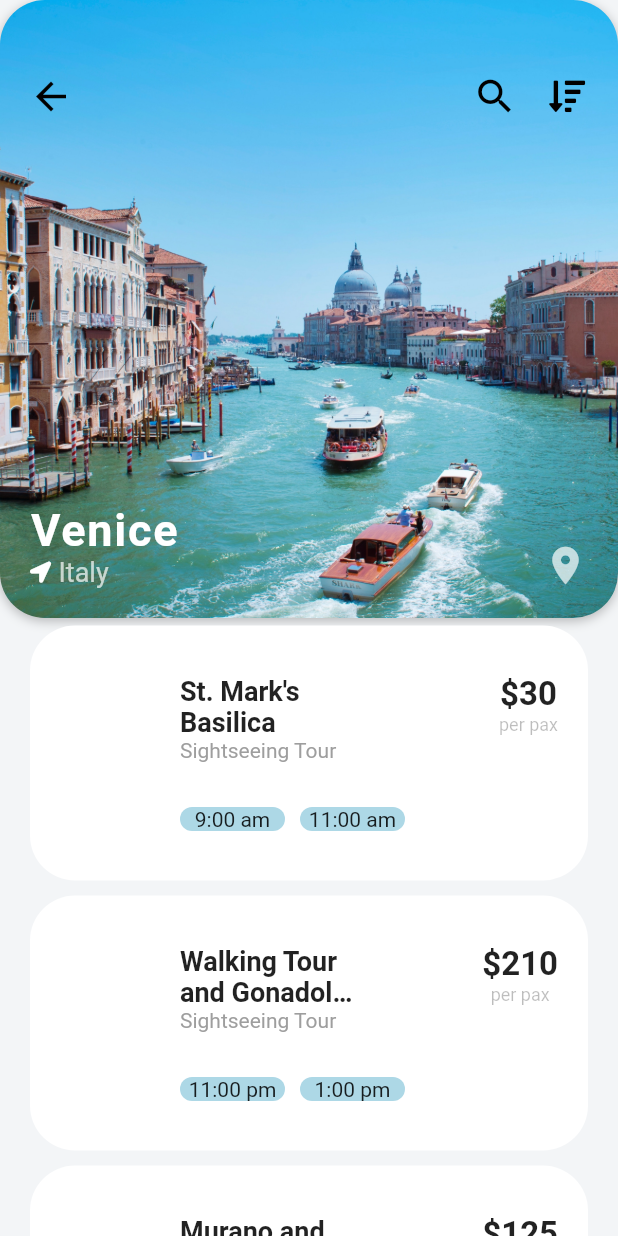
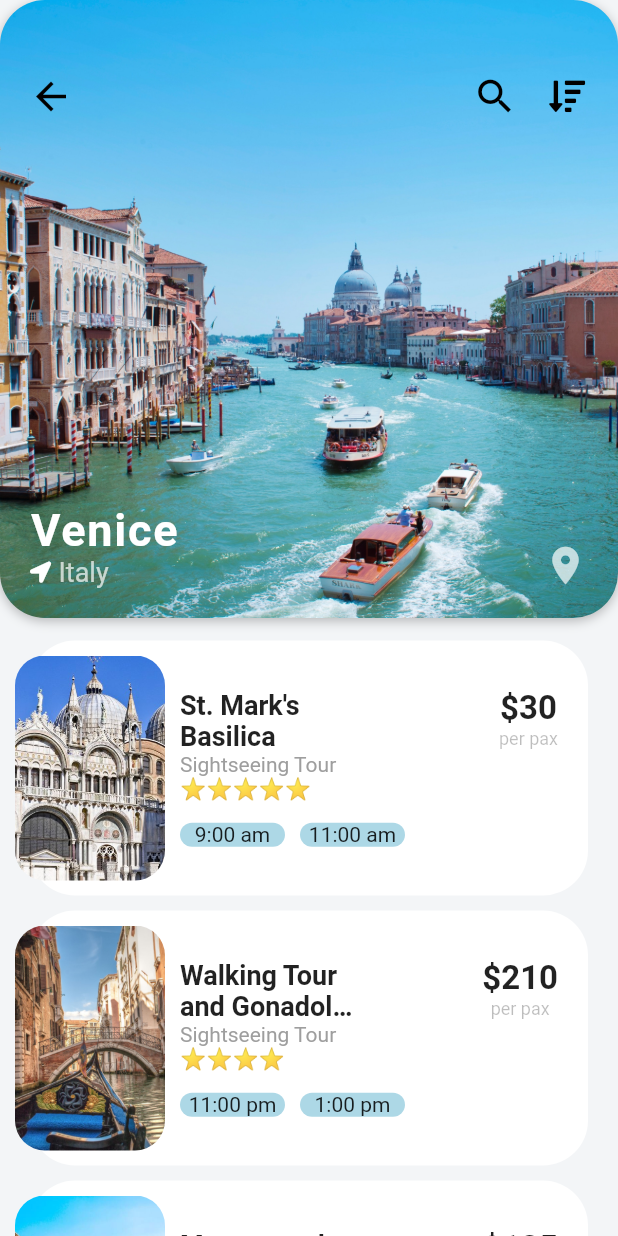
Before and after one commit to Johanawan/FlutterTravelApp, a Flutter app: the screen it shows after launch, after a tap on an icon or button, on a phone screen of 412 x 824 dp. Run offline on Flutter 3.47's test engine with Material 2 defaults, Android fonts, the phone set to English and light mode, and no system bars; our stand-ins replace font_awesome_flutter; network calls fail.

Commit message:
Finished Tutorial

```diff
--- a/lib/screens/destination_screen.dart
+++ b/lib/screens/destination_screen.dart
@@ -14,6 +14,14 @@ class DestinationScreen extends StatefulWidget {
 }
 
 class _DestinationScreenState extends State<DestinationScreen> {
+  _buildRatingStars(int rating) {
+    String stars = "";
+    for (int i = 0; i < rating; i++) {
+      stars += '⭐';
+    }
+    return Text(stars);
+  }
+
   @override
   Widget build(BuildContext context) {
     return Scaffold(
@@ -129,6 +137,7 @@ class _DestinationScreenState extends State<DestinationScreen> {
           ),
           Expanded(
             child: ListView.builder(
+              padding: const EdgeInsets.only(top: 10.0, bottom: 15.0),
               itemCount: widget.destination.activities.length,
               itemBuilder: (BuildContext context, int index) {
                 Activity activity = widget.destination.activities[index];
@@ -191,8 +200,8 @@ class _DestinationScreenState extends State<DestinationScreen> {
                                 color: Colors.grey,
                               ),
                             ),
-                            // _buildRatingStars(activity.rating),
-                            const SizedBox(height: 30.0),
+                            _buildRatingStars(activity.rating),
+                            const SizedBox(height: 15.0),
                             Row(
                               children: <Widget>[
                                 Container(
@@ -224,6 +233,19 @@ class _DestinationScreenState extends State<DestinationScreen> {
                         ),
                       ),
                     ),
+                    Positioned(
+                      left: 10.0,
+                      top: 15.0,
+                      bottom: 15.0,
+                      child: ClipRRect(
+                        borderRadius: BorderRadius.circular(20.0),
+                        child: Image(
+                          width: 100.0,
+                          image: AssetImage(activity.imageUrl),
+                          fit: BoxFit.cover,
+                        ),
+                      ),
+                    ),
                   ],
                 );
               },
```
